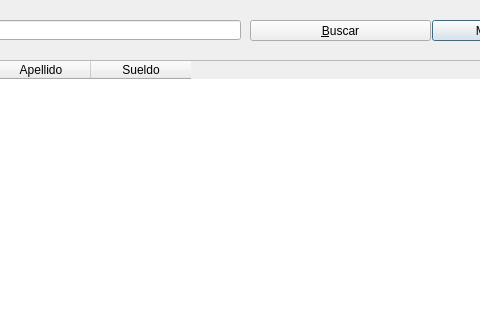
Old version of the form PA_Final/fmradministrarenfermeras.ui in the repository VictorSanchezS/Paradigmas-de-Programacion; both pictures show x 230 to 710 and y 0 to 320 of the 875 by 551 pixel window.
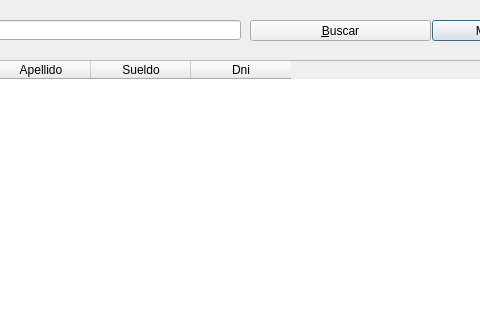
New version of the form.

```diff
--- a/PA_Final/fmradministrarenfermeras.ui
+++ b/PA_Final/fmradministrarenfermeras.ui
@@ -58,6 +58,11 @@
      <string>Sueldo</string>
     </property>
    </column>
+   <column>
+    <property name="text">
+     <string>Dni</string>
+    </property>
+   </column>
   </widget>
   <widget class="QPushButton" name="cmdMostrarTodos">
    <property name="geometry">
```
